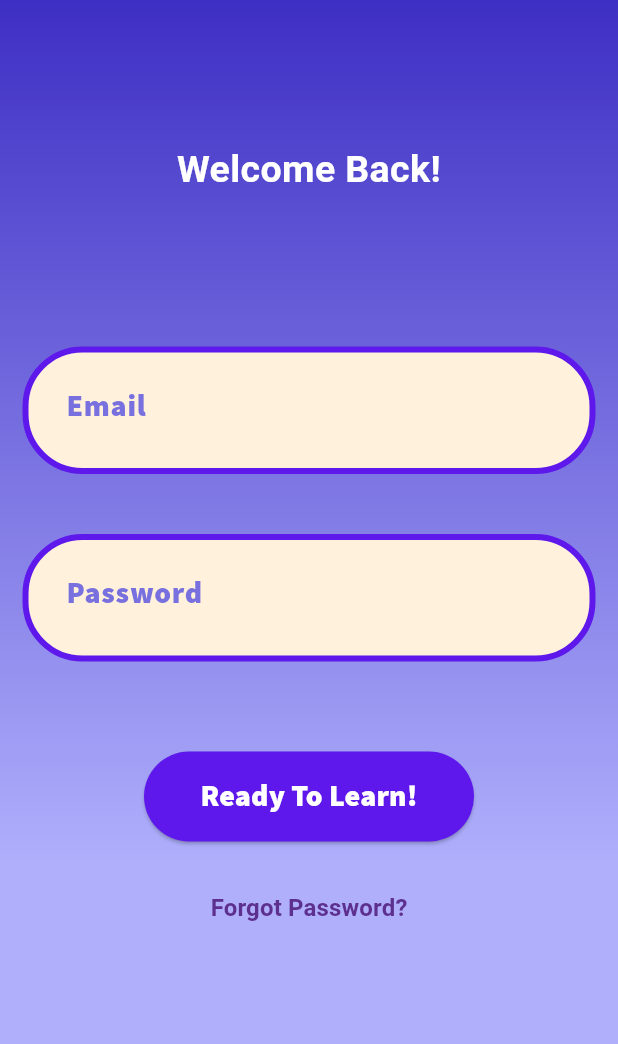
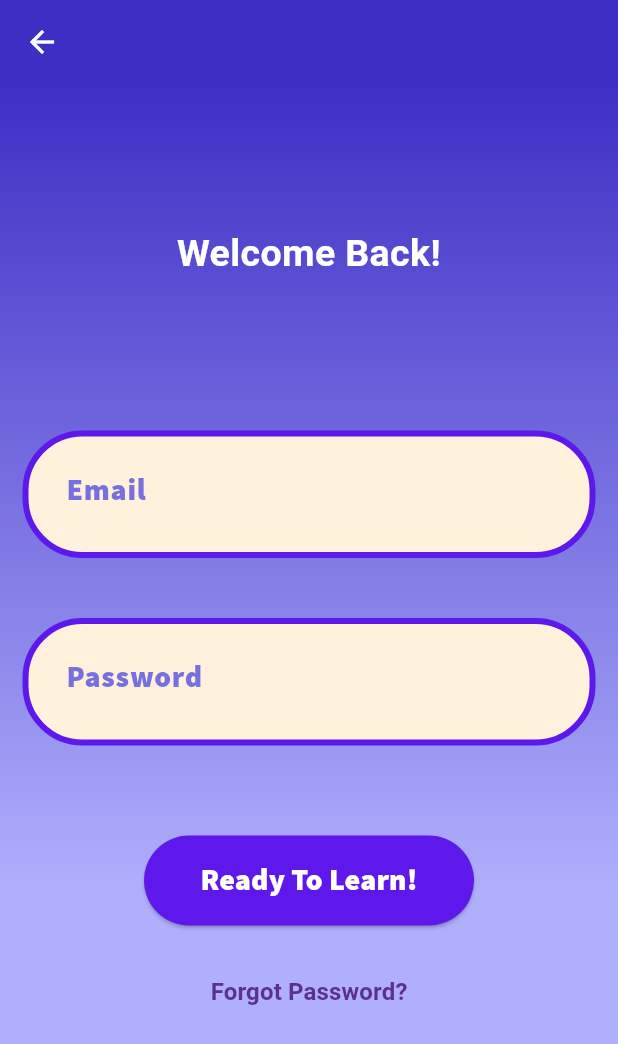
Before and after one commit to Mohamed-Amara/CoinWaFront-KMA-Q125, a Flutter app: the LoginPage screen opened directly, on a phone screen of 412 x 824 dp. Shown: the top 1044 px of the screen. Run offline on Flutter 3.47's test engine with Material 3 defaults, Android fonts, the phone set to English and light mode, and no system bars; our stand-ins replace animated_text_kit, confetti, dotted_border, flutter_secure_storage, jwt_decoder, path_drawing and 2 more; accounts and stored records are empty; network calls fail; Roboto replaces fonts that are missing (SourceSans); project files that could hold a hidden picture were left out.

Commit message:
Added back button to login page

```diff
--- a/lib/Login-Logout/login2.dart
+++ b/lib/Login-Logout/login2.dart
@@ -4,6 +4,7 @@ import 'package:provider/provider.dart';
 import '../Backend-Service/auth_service.dart';
 import '../lobby.dart';
 import 'Forgot-password.dart'; // Import the ForgotPasswordPage
+import 'home_screen.dart';
 
 void main() {
   runApp(const Login2App());
@@ -81,7 +82,7 @@ class _LoginPageState extends State<LoginPage> {
       context: context,
       builder: (context) => AlertDialog(
         title: const Text('Error'),
-        content: Text('Username and/or Password is Incorrect!'),
+        content: const Text('Username and/or Password is Incorrect!'),
         actions: [
           TextButton(
             onPressed: () {
@@ -100,7 +101,7 @@ class _LoginPageState extends State<LoginPage> {
       context,
       MaterialPageRoute(
         builder: (context) =>
-            ForgotPasswordPage(), // Navigate to ForgotPasswordPage
+            const ForgotPasswordPage(), // Navigate to ForgotPasswordPage
       ),
     );
   }
@@ -108,11 +109,25 @@ class _LoginPageState extends State<LoginPage> {
   @override
   Widget build(BuildContext context) {
     return Scaffold(
+      appBar: AppBar(
+          backgroundColor: const Color.fromARGB(255, 62, 47, 196),
+          elevation: 0,
+          leading: IconButton(
+            icon: const Icon(Icons.arrow_back, color: Colors.white),
+            onPressed: () {
+  Navigator.pushAndRemoveUntil(
+    context,
+    MaterialPageRoute(builder: (context) => HomeScreen()),
+    (Route<dynamic> route) => false,
+  );
+            }
+          ),
+        ),
       backgroundColor: const Color.fromARGB(255, 205, 202, 255),
       body: Container(
         height: 3260,
         width: 2450,
-        decoration: BoxDecoration(
+        decoration: const BoxDecoration(
           gradient: LinearGradient(
             begin: Alignment.topCenter,
             end: Alignment.bottomCenter,
@@ -152,7 +167,7 @@ class _LoginPageState extends State<LoginPage> {
                       decoration: BoxDecoration(
                         color: const Color.fromARGB(255, 255, 241, 219),
                         border: Border.all(
-                          color: Color.fromARGB(255, 94, 24, 235),
+                          color: const Color.fromARGB(255, 94, 24, 235),
                           width: 4.0,
                         ),
                         borderRadius: BorderRadius.circular(40),
@@ -188,7 +203,7 @@ class _LoginPageState extends State<LoginPage> {
                       decoration: BoxDecoration(
                         color: const Color.fromARGB(255, 255, 241, 219),
                         border: Border.all(
-                          color: Color.fromARGB(255, 94, 24, 235),
+                          color: const Color.fromARGB(255, 94, 24, 235),
                           width: 4.0,
                         ),
                         borderRadius: BorderRadius.circular(40),
@@ -221,8 +236,8 @@ class _LoginPageState extends State<LoginPage> {
                     child: ElevatedButton(
                       onPressed: _login,
                       style: ButtonStyle(
-                        backgroundColor: MaterialStateProperty.all<Color>(
-                          Color.fromARGB(255, 94, 24, 235),
+                        backgroundColor: WidgetStateProperty.all<Color>(
+                          const Color.fromARGB(255, 94, 24, 235),
                         ),
                       ),
                       child: const Text(
@@ -240,7 +255,7 @@ class _LoginPageState extends State<LoginPage> {
                       padding: const EdgeInsets.all(8.0),
                       child: Text(
                         _errorMessage!,
-                        style: TextStyle(color: Colors.red),
+                        style: const TextStyle(color: Colors.red),
                       ),
                     ),
                   // Forgot password button
```
